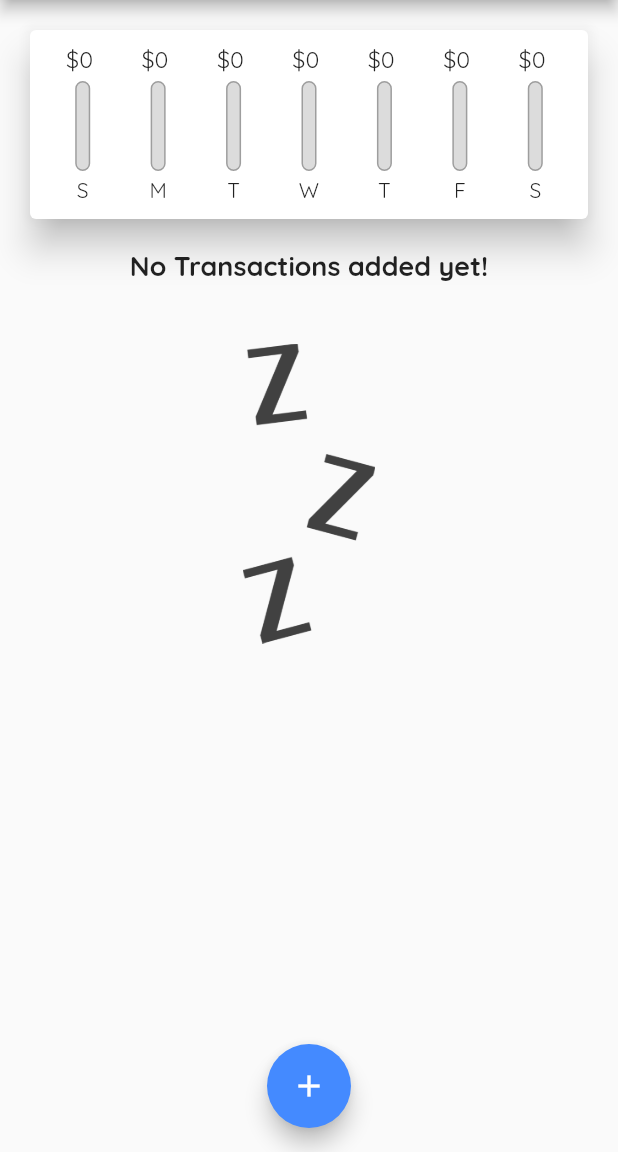
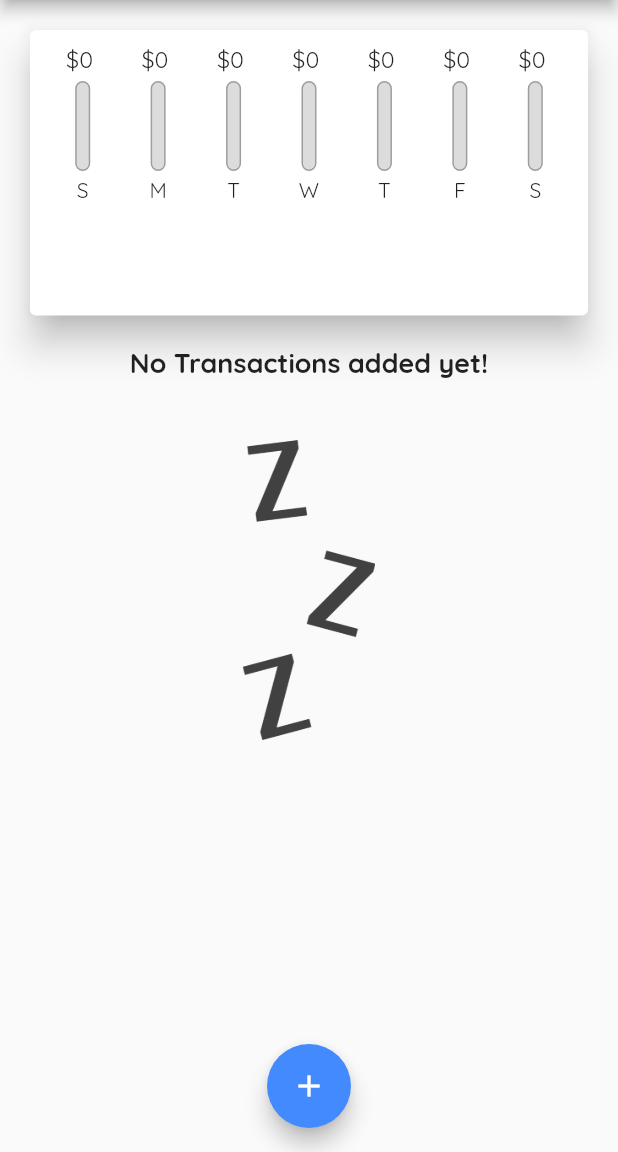
Before and after one commit to piyushlakheda/expense-planner, a Flutter app: the screen it shows after launch, on a phone screen of 412 x 824 dp, the part 84-1236 px from its top. Run offline on Flutter 3.47's test engine with Material 2 defaults, Android fonts, the phone set to English and light mode, and no system bars; Roboto replaces fonts that are missing (Open Sans).

Commit message:
added dynamic height

```diff
--- a/lib/main.dart
+++ b/lib/main.dart
@@ -103,8 +103,7 @@ class _MyHomePageState extends State<MyHomePage> {
 
   @override
   Widget build(BuildContext context) {
-    return Scaffold(
-      appBar: AppBar(
+    final appBar = AppBar(
       title: const Text(
         'Expense Planner',
         style: TextStyle(fontFamily: 'Open Sans'),
@@ -115,13 +114,25 @@ class _MyHomePageState extends State<MyHomePage> {
           icon: Icon(Icons.add),
         )
       ],
-      ),
+    );
+    return Scaffold(
+      appBar: appBar,
       body: SingleChildScrollView(
         child: Column(
           crossAxisAlignment: CrossAxisAlignment.stretch,
           children: <Widget>[
-            Chart(_recentTransactions),
-            TransactionList(_userTransaction, _deleteTransaction),
+            Container(
+                height: (MediaQuery.of(context).size.height -
+                        appBar.preferredSize.height -
+                        MediaQuery.of(context).padding.top) *
+                    0.3,
+                child: Chart(_recentTransactions)),
+            Container(
+                height: (MediaQuery.of(context).size.height -
+                        appBar.preferredSize.height -
+                        MediaQuery.of(context).padding.top) *
+                    0.7,
+                child: TransactionList(_userTransaction, _deleteTransaction)),
           ],
         ),
       ),
--- a/lib/transaction_list.dart
+++ b/lib/transaction_list.dart
@@ -13,9 +13,7 @@ class TransactionList extends StatelessWidget {
 
   @override
   Widget build(BuildContext context) {
-    return Container(
-      height: 450,
-      child: transactions.isEmpty
+    return transactions.isEmpty
         ? Column(
             children: [
               Text(
@@ -154,7 +152,6 @@ class TransactionList extends StatelessWidget {
               // );
             },
             itemCount: transactions.length,
-            ),
           );
   }
 }
```
Lines whose indentation alone changed are shown as unchanged.
